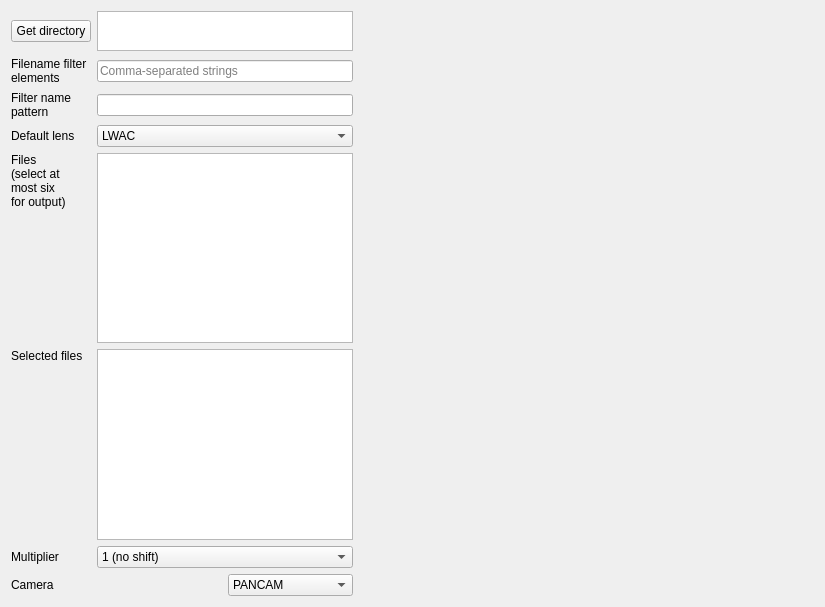
The window that src/pcot/assets/inputmultifile.ui (AU-ExoMars/PCOT) describes before a commit, drawn with Qt 5.
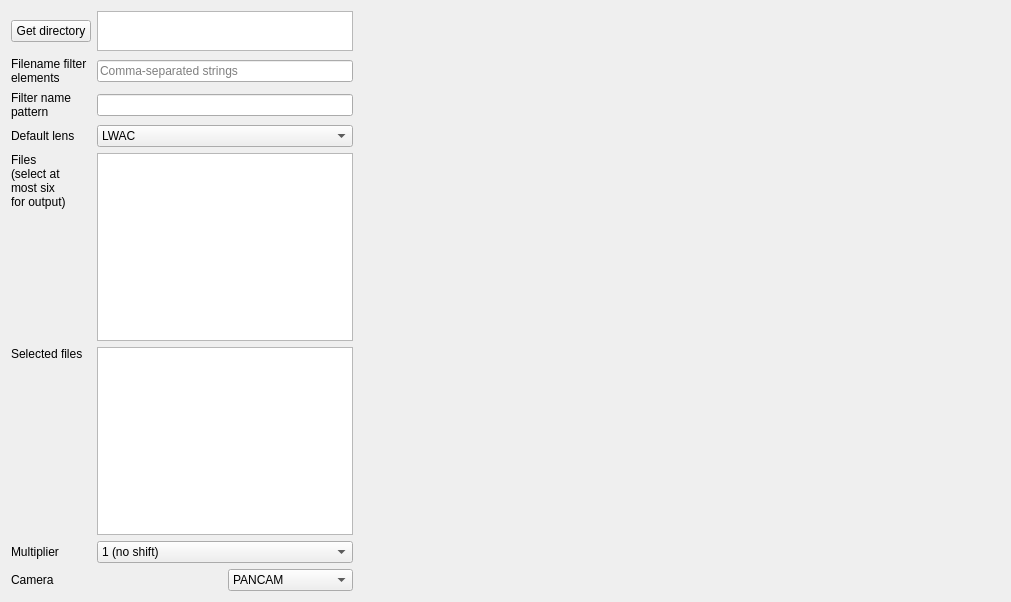
The same window after the commit. Custom widgets are drawn as their Qt base class.

What changed in the file:
```diff
--- a/src/pcot/assets/inputmultifile.ui
+++ b/src/pcot/assets/inputmultifile.ui
@@ -6,8 +6,8 @@
    <rect>
     <x>0</x>
     <y>0</y>
-    <width>825</width>
-    <height>607</height>
+    <width>1011</width>
+    <height>602</height>
    </rect>
   </property>
   <property name="windowTitle">
```
